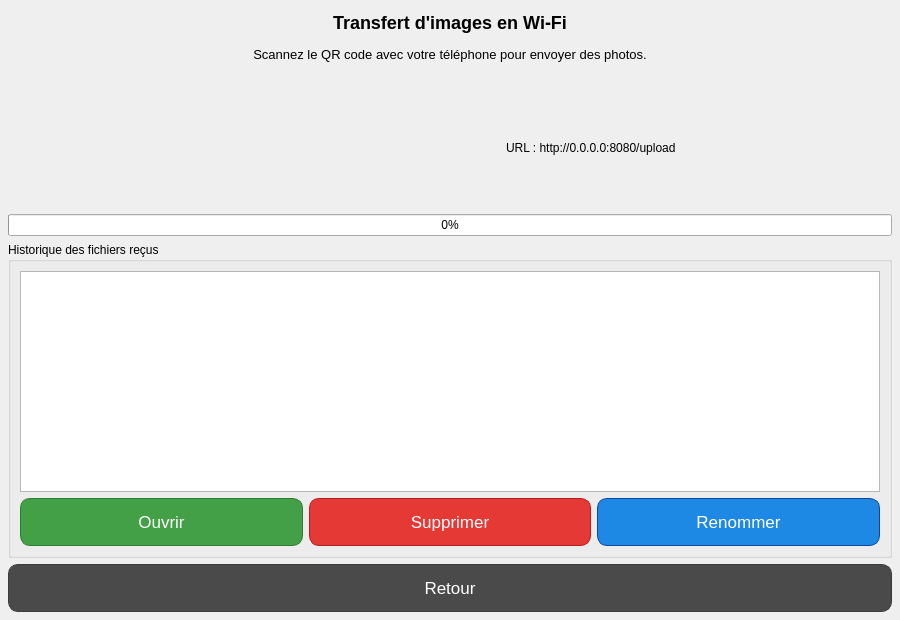
Old version of the form ui/widgets/WifiTransferWidget.ui in the repository Eliasgnd/Eau-couper_by_AE.
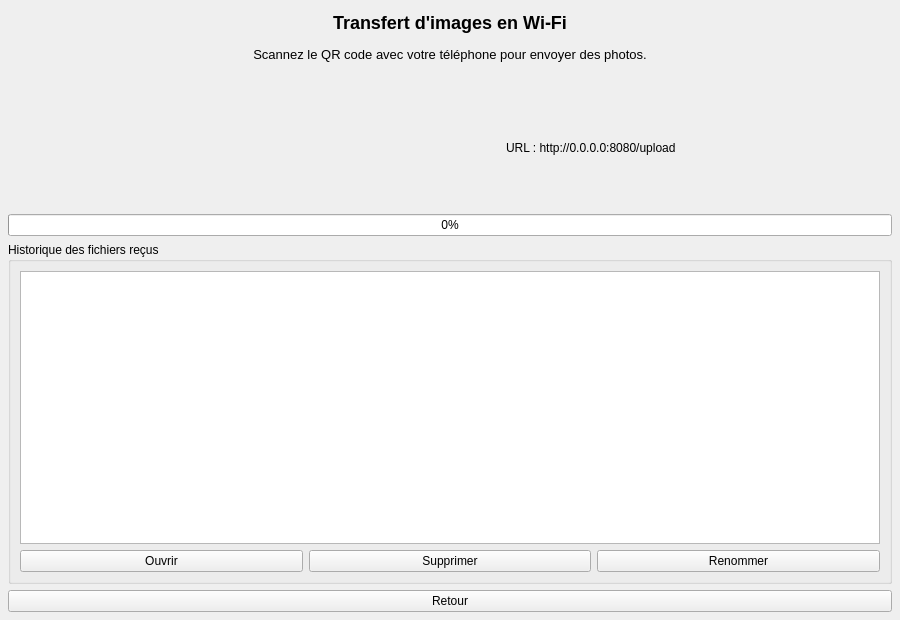
New version of the form.

The edit to the form file:
```diff
--- a/ui/widgets/WifiTransferWidget.ui
+++ b/ui/widgets/WifiTransferWidget.ui
@@ -13,41 +13,6 @@
   <property name="windowTitle">
    <string>Transfert Wi-Fi</string>
   </property>
-  <property name="styleSheet">
-   <string>
-  /* Style commun à tous les QPushButton */
-  QPushButton{
-      font-size:13pt;
-      padding:6px 14px;
-      min-height:34px;
-      border-radius:10px;
-      background:#4a4a4a;
-      color:white;
-      border:1px solid #3a3a3a;
-  }
-  QPushButton:hover{ background:#5b5b5b; }
-  QPushButton:disabled{ background:#777; color:#bbb; }
-
-  /* Boutons du bas */
-  #openSelectedButton{
-      background:#43a047;           /* vert */
-      border-color:#2e7d32;
-  }
-  #openSelectedButton:hover{ background:#388e3c; }
-
-  #deleteSelectedButton{
-      background:#e53935;           /* rouge */
-      border-color:#b71c1c;
-  }
-  #deleteSelectedButton:hover{ background:#d32f2f; }
-
-  #renameButton{
-      background:#1e88e5;           /* bleu */
-      border-color:#0d47a1;
-  }
-  #renameButton:hover{ background:#1976d2; }
-   </string>
-  </property>
   <layout class="QVBoxLayout" name="mainLayout">
    <property name="spacing">
     <number>6</number>
```
